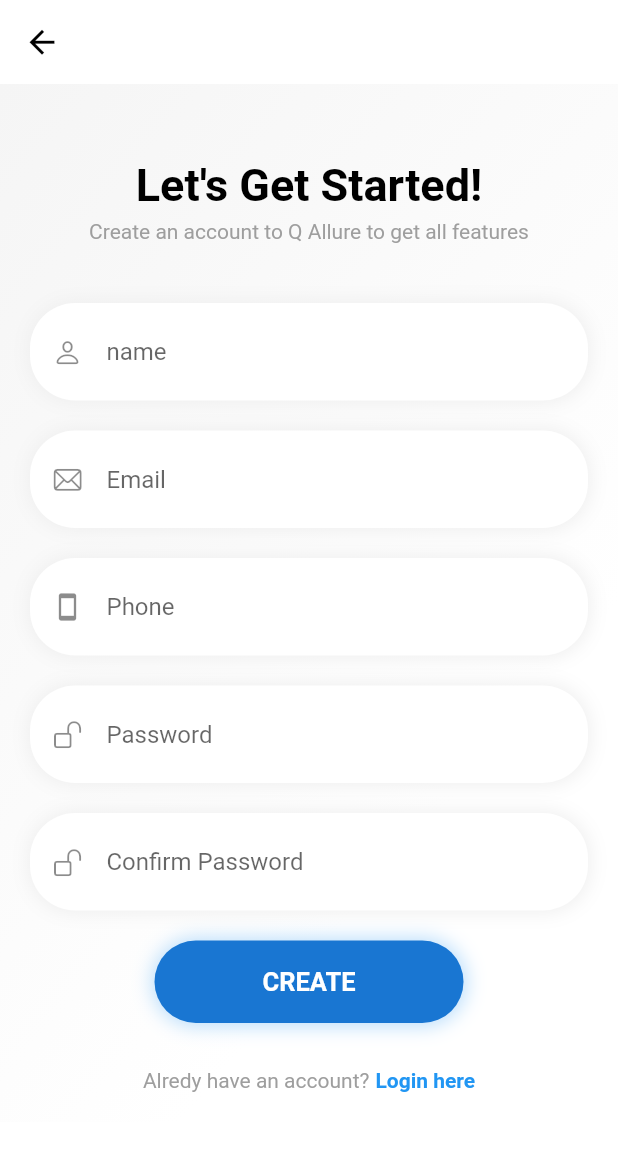
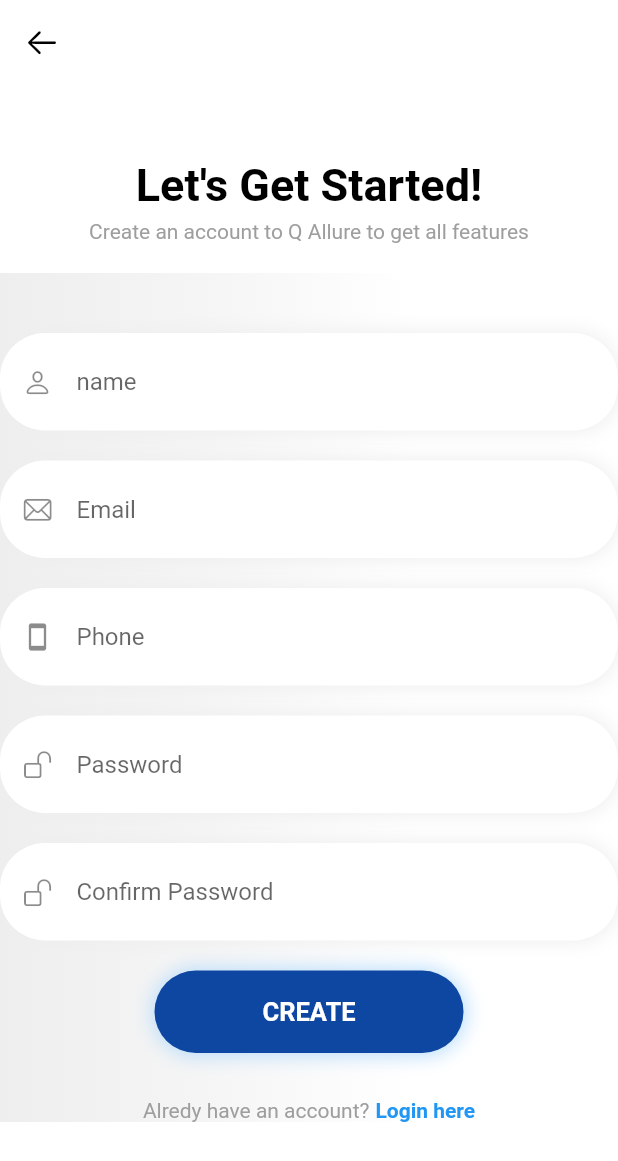
Before and after one commit to githubsobir/pdp_shared_preference, a Flutter app: the SignUp screen opened directly, on a phone screen of 412 x 824 dp. Shown: the top 1161 px of the screen. Run offline on Flutter 3.47's test engine with Material 2 defaults, Android fonts, the light colour scheme and no system bars; our stand-ins replace font_awesome_flutter.

Commit message:
my commit 2

```diff
--- a/lib/pages/sign_up.dart
+++ b/lib/pages/sign_up.dart
@@ -1,7 +1,10 @@
 import 'package:flutter/cupertino.dart';
 import 'package:flutter/material.dart';
+import 'package:pdp_shared_preference/pages/login_page.dart';
 
 class SignUp extends StatefulWidget {
+  static final String id = "GignUp";
+
   @override
   _SignUpState createState() => _SignUpState();
 }
@@ -12,31 +15,29 @@
     return Scaffold(
       backgroundColor: Colors.white,
       appBar: AppBar(
-        backgroundColor: Colors.white,
+        backgroundColor: Colors.transparent,
         brightness: Brightness.dark,
         elevation: 0,
-        leading: Icon(
-          Icons.arrow_back_outlined,
+        leading: GestureDetector(
+          onTap: () {
+            Navigator.pushReplacementNamed(context, LoginPage.id);
+          },
+          child: Icon(
+            CupertinoIcons.arrow_left,
             color: Colors.black,
-          size: 25,
           ),
         ),
-      body: SingleChildScrollView(
-        child: Container(
-          decoration: BoxDecoration(
-              gradient: LinearGradient(
-                  begin: Alignment.topLeft,
-                  colors: [
-
-                    Colors.grey[100],
-                    Colors.grey[50],
-                    Colors.white])),
+      ),
+      body: Container(
         child: Container(
           width: MediaQuery.of(context).size.width,
-            margin: EdgeInsets.all(20),
+
           child: Column(
             mainAxisAlignment: MainAxisAlignment.center,
             children: [
+              Container(
+                margin: EdgeInsets.all(20),
+                child: Column(children: [
                   SizedBox(
                     height: 30,
                   ),
@@ -57,6 +58,26 @@
                         color: Colors.grey,
                         fontSize: 14),
                   ),
+                ],),),
+
+
+              Expanded(
+                  child:SingleChildScrollView(
+                    child: Container(
+
+                      decoration: BoxDecoration(
+                          gradient: LinearGradient(
+                              begin: Alignment.centerLeft,
+                              colors: [
+
+
+                                Colors.grey[200],
+                                Colors.grey[100],
+                                Colors.white,
+                                Colors.white,
+                              ])),
+                      child: Column(
+                        children: [
                           SizedBox(
                             height: 40,
                           ),
@@ -224,7 +245,7 @@
                             height: 55,
                             width: MediaQuery.of(context).size.width / 2,
                             decoration: BoxDecoration(
-                    color: Colors.blue.shade700,
+                              color: Colors.blue.shade900,
                               boxShadow: [
                                 BoxShadow(
                                   color: Colors.blue[100],
@@ -253,25 +274,37 @@
                             children: [
                               Text(
                                 "Alredy have an account?",
-                      style: TextStyle(color: Colors.grey, fontSize: 14),
+                                style:
+                                TextStyle(color: Colors.grey, fontSize: 14),
                               ),
                               SizedBox(
                                 width: 4,
                               ),
-                    Text(
+                              GestureDetector(
+                                child: Text(
                                   "Login here",
                                   style: TextStyle(
                                       color: Colors.blue,
                                       fontSize: 14,
                                       fontWeight: FontWeight.bold),
-                    )
+                                ),
+                                onTap: () {
+                                  Navigator.pushReplacementNamed(
+                                      context, LoginPage.id);
+                                },
+                              ),
                             ],
                           )
                         ],
                       ),
                     ),
+                  )
+              ),
+            ],
           ),
         ),
+      )
+
     );
   }
 }
```
Also changed, not shown: lib/main.dart (+6 -1 lines), lib/pages/login_page.dart (+34 -16 lines). Lines whose indentation alone changed are shown as unchanged.
